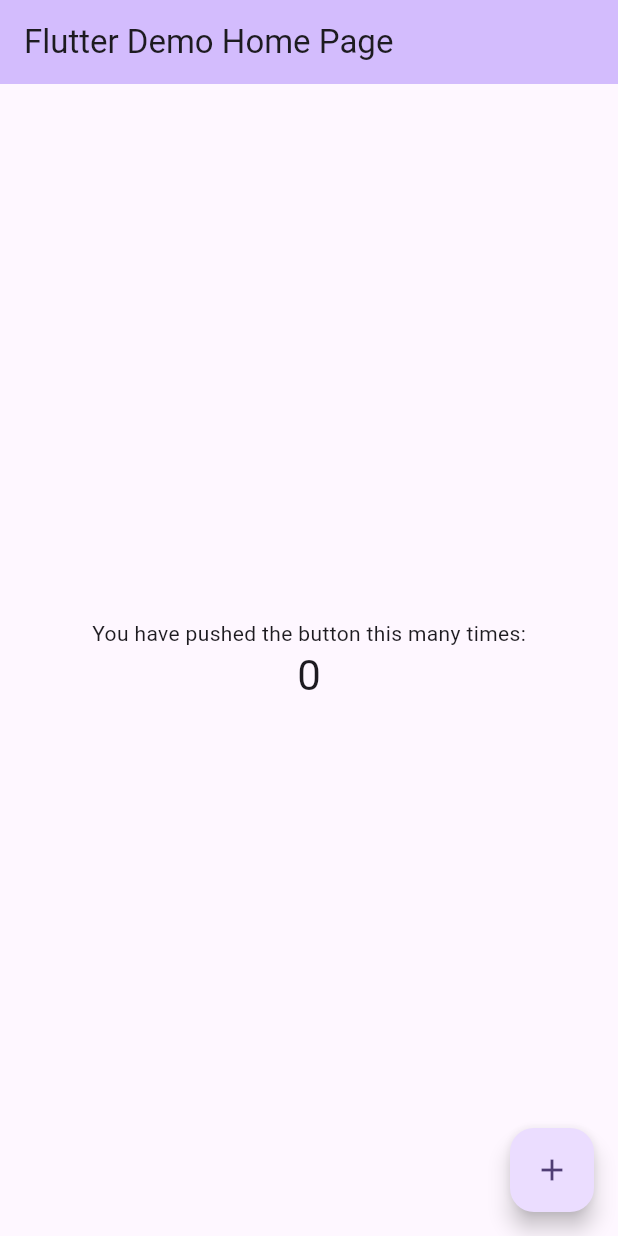
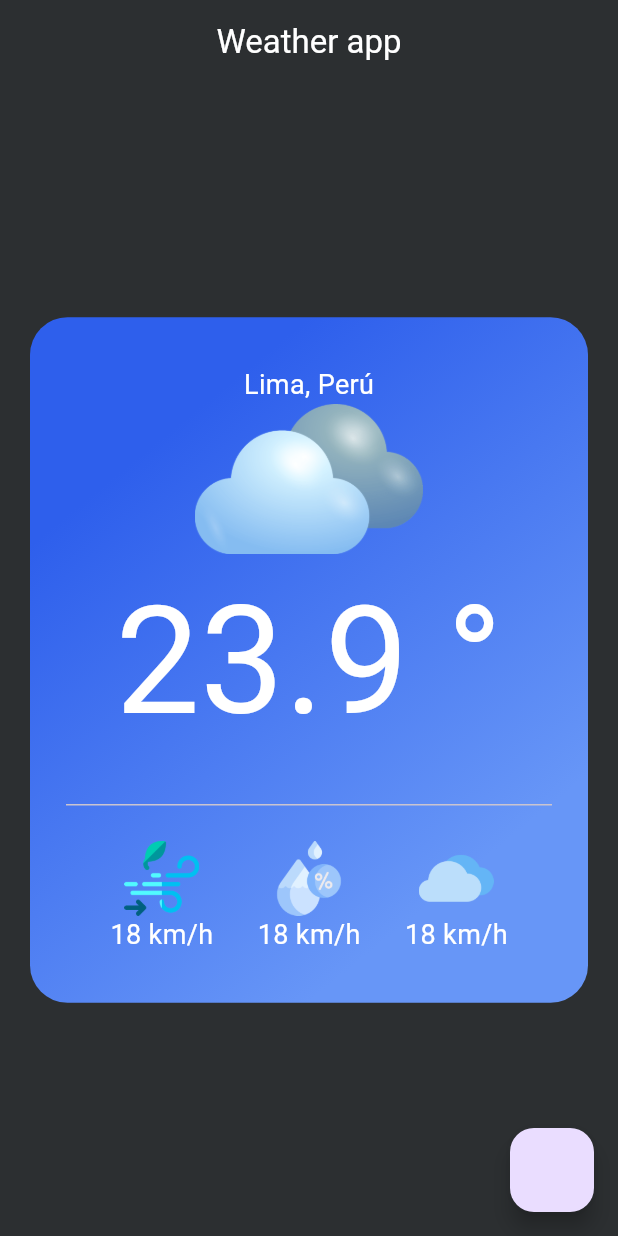
Before and after one commit to RzCrytek/flutter-primera-app, a Flutter app: the screen it shows after launch, on a phone screen of 412 x 824 dp. Run offline on Flutter 3.47's test engine with Material 3 defaults, Android fonts, the light colour scheme and no system bars.

Commit message:
feat: agrego proyecto de weater app, home y user, and services, widget

```diff
--- a/lib/main.dart
+++ b/lib/main.dart
@@ -1,7 +1,8 @@
 import 'package:flutter/material.dart';
+import 'package:proyectos/pages/home_page.dart';
 
 void main() {
-  runApp(const MyApp());
+  runApp(MaterialApp(home: HomePage(), debugShowCheckedModeBanner: false));
 }
 
 class MyApp extends StatelessWidget {
--- /dev/null
+++ b/lib/models/user_model.dart
@@ -0,0 +1,27 @@
+class UserModel {
+  DateTime createdAt;
+  String name;
+  String avatar;
+  String? id;
+
+  UserModel({
+    required this.createdAt,
+    required this.name,
+    required this.avatar,
+    this.id,
+  });
+
+  factory UserModel.fromJson(Map<String, dynamic> mapita) => UserModel(
+    createdAt: DateTime.parse(mapita["createdAt"]),
+    name: mapita["name"],
+    avatar: mapita["avatar"],
+    id: mapita["id"],
+  );
+
+  Map<String, dynamic> toJson() => {
+    "createdAt": createdAt.toIso8601String(),
+    "name": name,
+    "avatar": avatar,
+    "id": id,
+  };
+}
--- /dev/null
+++ b/lib/pages/home_page.dart
@@ -0,0 +1,73 @@
+import 'package:flutter/material.dart';
+import 'package:proyectos/services/user_mockapi_service.dart';
+import 'package:proyectos/widgets/weather_item.dart';
+
+class HomePage extends StatelessWidget {
+  const HomePage({super.key});
+
+  @override
+  Widget build(BuildContext context) {
+    return Scaffold(
+      appBar: AppBar(
+        title: Text("Weather app"),
+        centerTitle: true,
+        foregroundColor: Colors.white,
+        backgroundColor: Color(0xff2C2F31),
+      ),
+      backgroundColor: Color(0xff2C2F31),
+      floatingActionButton: FloatingActionButton(
+        onPressed: () {
+          UserMockapiService userMockapiService = UserMockapiService();
+          userMockapiService.getUsers().then((valores) {
+            print("*********************************");
+            print(valores);
+            print("*********************************");
+          });
+        },
+      ),
+      body: Center(
+        child: Column(
+          mainAxisAlignment: MainAxisAlignment.center,
+          children: [
+            Container(
+              margin: EdgeInsets.symmetric(vertical: 24, horizontal: 20),
+              padding: EdgeInsets.symmetric(vertical: 32, horizontal: 24),
+              decoration: BoxDecoration(
+                borderRadius: BorderRadius.circular(25),
+                gradient: LinearGradient(
+                  colors: [Color(0xff2E5FEC), Color(0xff6796F7)],
+                  begin: Alignment.topLeft,
+                  end: Alignment.bottomRight,
+                  stops: [0.2, 0.8],
+                ),
+              ),
+
+              child: Column(
+                children: [
+                  Text(
+                    "Lima, Perú",
+                    style: TextStyle(color: Colors.white, fontSize: 18),
+                  ),
+                  Image.asset("assets/icons/heavycloudy.png", height: 100),
+                  Text(
+                    "23.9 °",
+                    style: TextStyle(fontSize: 100, color: Colors.white),
+                  ),
+                  Divider(height: 48),
+                  Row(
+                    mainAxisAlignment: MainAxisAlignment.spaceEvenly,
+                    children: [
+                      WeatherItem(asset: "windspeed"),
+                      WeatherItem(asset: "humidity"),
+                      WeatherItem(asset: "cloud"),
+                    ],
+                  ),
+                ],
+              ),
+            ),
+          ],
+        ),
+      ),
+    );
+  }
+}
--- /dev/null
+++ b/lib/widgets/weather_item.dart
@@ -0,0 +1,16 @@
+import 'package:flutter/material.dart';
+
+class WeatherItem extends StatelessWidget {
+  final String asset;
+  WeatherItem({super.key, required this.asset});
+
+  @override
+  Widget build(BuildContext context) {
+    return Column(
+      children: [
+        Image.asset("assets/icons/$asset.png", height: 50),
+        Text("18 km/h", style: TextStyle(color: Colors.white, fontSize: 18)),
+      ],
+    );
+  }
+}
```
Also changed, not shown: lib/pages/user_page.dart (added, +101 -0 lines), lib/services/user_mockapi_service.dart (added, +75 -0 lines), pubspec.yaml (+4 -3 lines), assets/icons/cloud.png (added), assets/icons/heavycloudy.png (added), assets/icons/humidity.png (added), assets/icons/nube.png (added), assets/icons/overcast.png (added), assets/icons/partlycloudy.png (added), assets/icons/sunny.png (added), assets/icons/windspeed.png (added), pubspec.lock.
